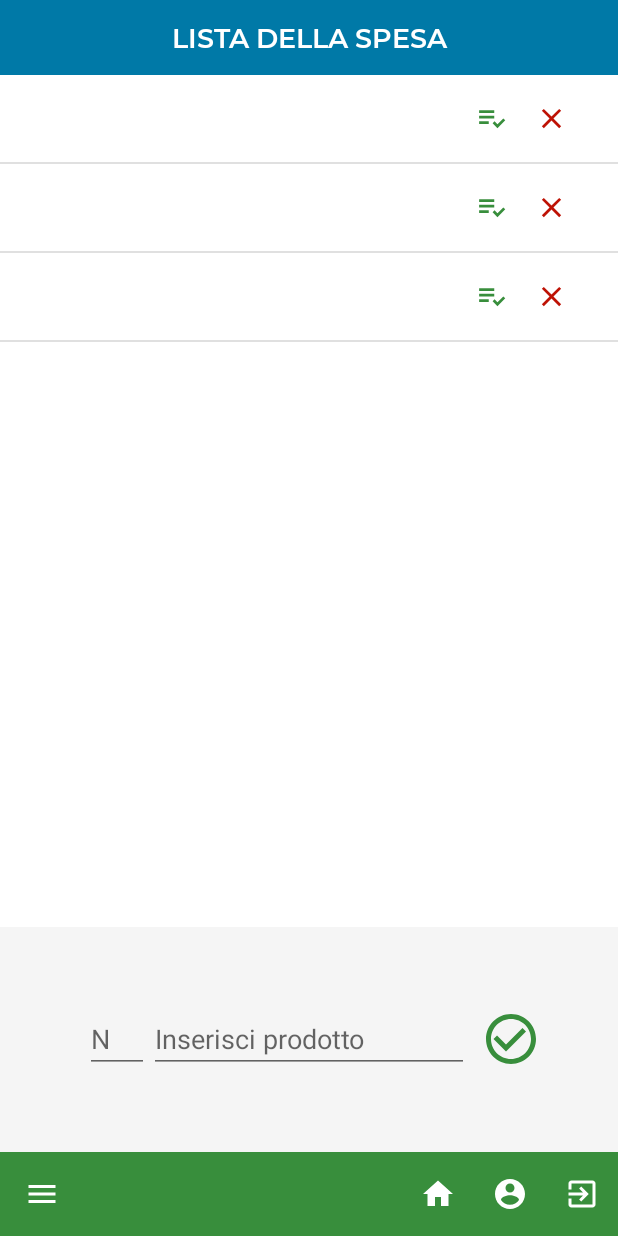
After one commit to TheBrex/2FAMILY, an Android app: the layout activity_grocery_list.xml on its own in the app's theme, with its tools: preview values and no code run, on a phone screen of 412 x 824 dp. The commit adds this screen. Run offline under Robolectric (Android 15) with nearby library versions, the light colour scheme and no system bars.

Commit message:
GroceryList Feature added

```diff
--- a/app/build.gradle
+++ b/app/build.gradle
@@ -46,6 +46,7 @@ dependencies {
     implementation 'androidx.legacy:legacy-support-v4:1.0.0'
     implementation 'com.google.android.gms:play-services-location:19.0.0'
     implementation 'com.android.support.constraint:constraint-layout:2.0.4'
+    implementation 'com.android.support:appcompat-v7:28.0.0'
     testImplementation 'junit:junit:5.8.2'
     androidTestImplementation 'androidx.test.ext:junit:1.1.3'
     androidTestImplementation 'androidx.test.espresso:espresso-core:3.4.0'
--- a/app/src/main/java/com/example/a2family/Activities/BaseActivity.java
+++ b/app/src/main/java/com/example/a2family/Activities/BaseActivity.java
@@ -23,7 +23,7 @@ public class BaseActivity extends AppCompatActivity implements HelperInterface {
     // creating a variable for our
     // Firebase Database.
     protected FirebaseAuth mAuth=FirebaseAuth.getInstance();
-    protected FirebaseDatabase firebaseDatabase = FirebaseDatabase.getInstance();
+    protected static FirebaseDatabase firebaseDatabase = FirebaseDatabase.getInstance();
     // creating a variable for our Database
     // Reference for Firebase.
     protected DatabaseReference databaseReference=firebaseDatabase.getReference().getRoot();
--- a/app/src/main/java/com/example/a2family/Activities/CalendarActivity.java
+++ b/app/src/main/java/com/example/a2family/Activities/CalendarActivity.java
@@ -63,7 +63,6 @@ public class CalendarActivity extends BaseActivity {
         //inizializzo l'array di stringhe dove gli elementi hanno il layot definito in list_item.xml
         initializeCalendar(getFamilyIdFromFile());
         this.adapter=new ArrayAdapter<String>(this, R.layout.list_event, R.id.description_event ,this.eventDescription);
-
 
         calendarView.setOnDayClickListener(new OnDayClickListener() {
             @Override
@@ -217,6 +216,4 @@ public class CalendarActivity extends BaseActivity {
         });
     }
 
-    private void newEvent() {
-    }
 }
--- a/app/src/main/java/com/example/a2family/Classes/Family.java
+++ b/app/src/main/java/com/example/a2family/Classes/Family.java
@@ -19,7 +19,7 @@ public class Family {
     private HashMap<String,User> members = new HashMap<>();
     private HashMap<String,Message> chat = new HashMap<>();
 
-    //private HashMap<String, item> shoppingList = new HashMap<>();
+    private HashMap<String, Product> groceryList = new HashMap<>();
     //private HashMap<String, task> taskList = new HashMap();
     private HashMap<String, HashMap<String,Event> > events = new HashMap<>();
 
--- a/app/src/main/java/com/example/a2family/Fragment/DeleteEventFragment.java
+++ b/app/src/main/java/com/example/a2family/Fragment/DeleteEventFragment.java
@@ -10,6 +10,7 @@ import android.widget.Toast;
 import androidx.annotation.NonNull;
 
 import com.example.a2family.Activities.CalendarActivity;
+import com.example.a2family.Activities.GroceryListActivity;
 import com.example.a2family.Classes.Event;
 import com.example.a2family.R;
 import com.google.android.material.bottomsheet.BottomSheetDialogFragment;
--- /dev/null
+++ b/app/src/main/res/drawable/ic_baseline_check_circle_outline_24.xml
@@ -0,0 +1,5 @@
+<vector android:height="24dp" android:tint="#388E3C"
+    android:viewportHeight="24" android:viewportWidth="24"
+    android:width="24dp" xmlns:android="http://schemas.android.com/apk/res/android">
+    <path android:fillColor="@android:color/white" android:pathData="M16.59,7.58L10,14.17l-3.59,-3.58L5,12l5,5 8,-8zM12,2C6.48,2 2,6.48 2,12s4.48,10 10,10 10,-4.48 10,-10S17.52,2 12,2zM12,20c-4.42,0 -8,-3.58 -8,-8s3.58,-8 8,-8 8,3.58 8,8 -3.58,8 -8,8z"/>
+</vector>
--- /dev/null
+++ b/app/src/main/res/drawable/ic_baseline_close_24.xml
@@ -0,0 +1,5 @@
+<vector android:height="24dp" android:tint="#BE1205"
+    android:viewportHeight="24" android:viewportWidth="24"
+    android:width="24dp" xmlns:android="http://schemas.android.com/apk/res/android">
+    <path android:fillColor="@android:color/white" android:pathData="M19,6.41L17.59,5 12,10.59 6.41,5 5,6.41 10.59,12 5,17.59 6.41,19 12,13.41 17.59,19 19,17.59 13.41,12z"/>
+</vector>
--- /dev/null
+++ b/app/src/main/res/drawable/ic_baseline_playlist_add_check_24.xml
@@ -0,0 +1,8 @@
+<vector android:autoMirrored="true" android:height="24dp"
+    android:tint="#388E3C" android:viewportHeight="24"
+    android:viewportWidth="24" android:width="24dp" xmlns:android="http://schemas.android.com/apk/res/android">
+    <path android:fillColor="@android:color/white" android:pathData="M3,10h11v2h-11z"/>
+    <path android:fillColor="@android:color/white" android:pathData="M3,6h11v2h-11z"/>
+    <path android:fillColor="@android:color/white" android:pathData="M3,14h7v2h-7z"/>
+    <path android:fillColor="@android:color/white" android:pathData="M20.59,11.93l-4.25,4.24l-2.12,-2.12l-1.41,1.41l3.53,3.54l5.66,-5.66z"/>
+</vector>
--- /dev/null
+++ b/app/src/main/res/layout/activity_grocery_list.xml
@@ -0,0 +1,100 @@
+<?xml version="1.0" encoding="utf-8"?>
+<androidx.constraintlayout.widget.ConstraintLayout xmlns:android="http://schemas.android.com/apk/res/android"
+    xmlns:app="http://schemas.android.com/apk/res-auto"
+    xmlns:tools="http://schemas.android.com/tools"
+    android:layout_width="match_parent"
+    android:layout_height="match_parent"
+    tools:context=".Activities.GroceryListActivity">
+
+
+    <TextView
+        android:id="@+id/view"
+        android:layout_width="match_parent"
+        android:layout_height="50dp"
+        android:background="@color/blue"
+        android:fontFamily="@font/montserrat_semibold"
+        android:gravity="center"
+        android:text="LISTA DELLA SPESA"
+        android:textAlignment="center"
+        android:textColor="@color/white"
+        android:textSize="18dp"
+        app:layout_constraintEnd_toEndOf="parent"
+        app:layout_constraintHorizontal_bias="0.0"
+
+        app:layout_constraintStart_toStartOf="parent"
+        app:layout_constraintTop_toTopOf="parent" />
+
+
+    <ListView
+        android:id="@+id/grocery"
+        android:layout_width="match_parent"
+        android:layout_height="0dp"
+        app:layout_constraintBottom_toTopOf="@+id/frameLayout2"
+        app:layout_constraintEnd_toEndOf="parent"
+        app:layout_constraintHorizontal_bias="0.0"
+        app:layout_constraintStart_toStartOf="parent"
+        app:layout_constraintTop_toBottomOf="@+id/view"
+        app:layout_constraintVertical_bias="1.0"
+        tools:listitem="@layout/list_products"
+        />
+
+
+    <RelativeLayout
+        android:id="@+id/frameLayout2"
+        android:layout_width="match_parent"
+        android:layout_height="150dp"
+        android:background="#f5f5f5"
+        app:layout_constraintBottom_toTopOf="@+id/include"
+        app:layout_constraintEnd_toEndOf="parent"
+        app:layout_constraintHorizontal_bias="0.0"
+        app:layout_constraintStart_toStartOf="parent">
+
+        <EditText
+            android:id="@+id/product_name"
+            android:layout_width="wrap_content"
+            android:layout_height="wrap_content"
+            android:layout_centerInParent="true"
+            android:ems="10"
+            android:hint="Inserisci prodotto"
+            app:layout_constraintEnd_toEndOf="parent"
+            app:layout_constraintHorizontal_bias="0.0"
+            app:layout_constraintStart_toStartOf="parent" />
+
+        <EditText
+            android:id="@+id/quantity"
+            android:layout_width="wrap_content"
+            android:layout_height="wrap_content"
+            android:layout_centerInParent="true"
+            android:layout_marginLeft="8sp"
+            android:layout_toLeftOf="@+id/product_name"
+            android:ems="2"
+            android:inputType="number"
+            android:hint="N" />
+
+        <ImageView
+            android:id="@+id/confirm_product"
+            android:layout_width="40sp"
+            android:layout_height="40sp"
+            android:layout_centerInParent="true"
+            android:layout_marginLeft="8sp"
+            android:layout_toEndOf="@+id/product_name"
+            android:layout_toRightOf="@+id/product_name"
+            app:srcCompat="@drawable/ic_baseline_check_circle_outline_24" />
+
+    </RelativeLayout>
+
+    <include
+        android:id="@+id/include"
+        layout="@layout/withbottomenu"
+        android:layout_width="match_parent"
+        android:layout_height="wrap_content"
+        app:layout_constraintBottom_toBottomOf="parent"
+        app:layout_constraintEnd_toEndOf="parent"
+        app:layout_constraintStart_toStartOf="parent" />
+
+
+
+
+
+
+</androidx.constraintlayout.widget.ConstraintLayout>
--- /dev/null
+++ b/app/src/main/res/layout/list_products.xml
@@ -0,0 +1,53 @@
+<?xml version="1.0" encoding="utf-8"?>
+<RelativeLayout xmlns:android="http://schemas.android.com/apk/res/android"
+    android:layout_width="match_parent"
+    android:layout_height="match_parent"
+    android:padding="15sp">
+
+    <TextView
+        android:id="@+id/number"
+        android:layout_width="wrap_content"
+        android:layout_height="wrap_content"
+        android:layout_alignBaseline="@id/name"
+        android:layout_marginBottom="2sp"
+        android:textColor="#A9E0F4"
+        android:textStyle="bold" />
+
+    <TextView
+        android:id="@+id/name"
+        android:layout_width="wrap_content"
+        android:layout_height="wrap_content"
+        android:layout_centerVertical="true"
+        android:layout_marginLeft="28sp"
+        android:textColor="#000"
+        android:textSize="20sp" />
+
+    <TextView
+        android:id="@+id/itemquantity"
+        android:layout_width="wrap_content"
+        android:layout_height="wrap_content"
+        android:layout_centerVertical="true"
+        android:layout_marginRight="56sp"
+        android:layout_toLeftOf="@id/bought"
+        android:textColor="#000"
+        android:textSize="20sp" />
+
+    <ImageView
+        android:id="@+id/bought"
+        android:layout_width="22sp"
+        android:layout_height="22sp"
+        android:layout_centerVertical="true"
+        android:layout_marginRight="18sp"
+        android:layout_toLeftOf="@id/remove"
+        android:src="@drawable/ic_baseline_playlist_add_check_24" />
+
+    <ImageView
+        android:id="@+id/remove"
+        android:layout_width="22sp"
+        android:layout_height="22sp"
+        android:layout_alignParentRight="true"
+        android:layout_centerVertical="true"
+        android:layout_marginRight="18sp"
+        android:src="@drawable/ic_baseline_close_24" />
+
+</RelativeLayout>
--- a/app/src/main/res/menu/drawer_navigation_menu.xml
+++ b/app/src/main/res/menu/drawer_navigation_menu.xml
@@ -14,10 +14,10 @@
         android:title="To Do list"/>
 
     <item
-        android:id="@+id/payment"
+        android:id="@+id/events"
         android:enabled="true"
         android:icon="@drawable/ic_baseline_calendar_month_24"
-        android:title="Incoming Payment"/>
+        android:title="Incoming Events"/>
 
     <item
         android:id="@+id/family_tracking"
```
Also changed, not shown: app/src/main/AndroidManifest.xml (+5 -2 lines), app/src/main/java/com/example/a2family/Activities/GroceryListActivity.java (added, +148 -0 lines), app/src/main/java/com/example/a2family/Adapters/ProductAdapter.java (added, +107 -0 lines), app/src/main/java/com/example/a2family/Classes/Product.java (added, +61 -0 lines), app/src/main/java/com/example/a2family/Fragment/NavigationFragment.java (+11 -1 lines), app/src/main/res/layout/activity_login.xml (+8 -12 lines).
